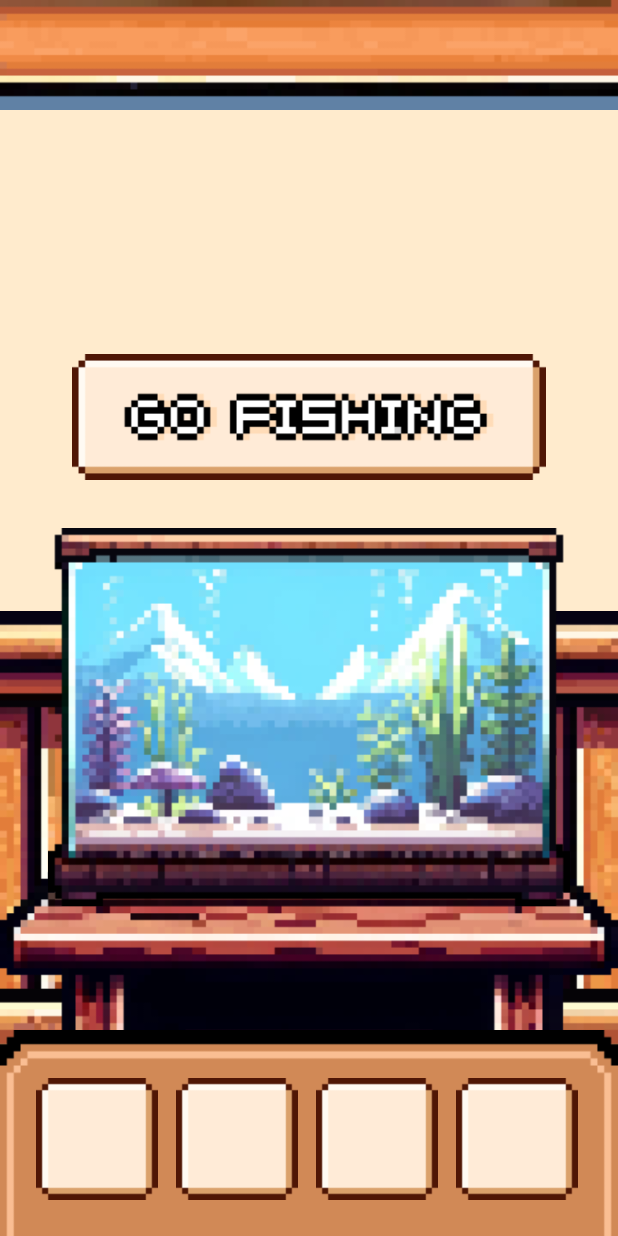
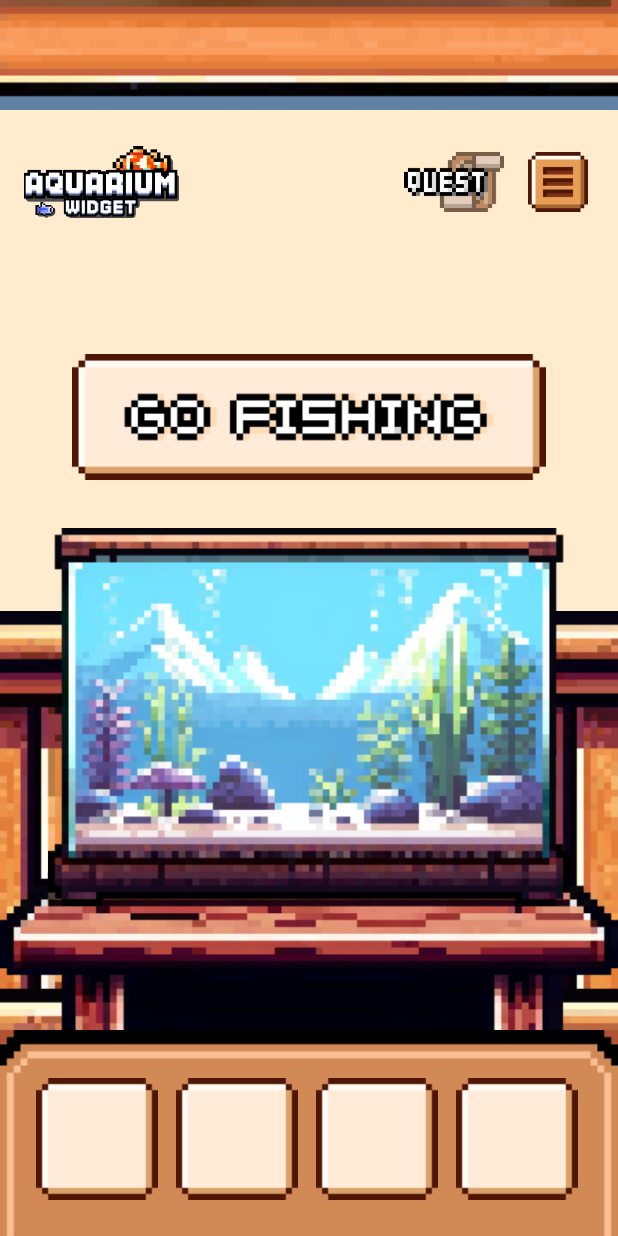
Before and after one commit to kwakyongwoo/AquariumWidget, an Android app built with Jetpack Compose: the screen it shows after launch (MainActivity), on a phone screen of 412 x 824 dp. Run offline under Robolectric (Android 15) with nearby library versions, the phone set to English and light mode, and no system bars; our stand-ins replace Dagger/Hilt's generated code, Room's generated code; Roboto replaces fonts that are not available here; 1 statement that could not run was skipped.

Commit message:
[feature] MainScreen - add TopAppBar Design

```diff
--- a/app/src/main/kotlin/com/dyddyd/aquariumwidget/navigation/AquariumNavHost.kt
+++ b/app/src/main/kotlin/com/dyddyd/aquariumwidget/navigation/AquariumNavHost.kt
@@ -1,5 +1,7 @@
 package com.dyddyd.aquariumwidget.navigation
 
+import androidx.compose.animation.EnterTransition
+import androidx.compose.animation.ExitTransition
 import androidx.compose.runtime.Composable
 import androidx.compose.ui.Modifier
 import androidx.navigation.compose.NavHost
--- a/app/src/main/kotlin/com/dyddyd/aquariumwidget/navigation/TopLevelDestination.kt
+++ b/app/src/main/kotlin/com/dyddyd/aquariumwidget/navigation/TopLevelDestination.kt
@@ -4,5 +4,5 @@ enum class TopLevelDestination(
 
 ) {
     SPLASH,
-
+    HOME
 }
--- a/app/src/main/kotlin/com/dyddyd/aquariumwidget/ui/AquariumApp.kt
+++ b/app/src/main/kotlin/com/dyddyd/aquariumwidget/ui/AquariumApp.kt
@@ -1,19 +1,22 @@
 package com.dyddyd.aquariumwidget.ui
 
+import androidx.compose.foundation.layout.Box
 import androidx.compose.foundation.layout.Column
 import androidx.compose.foundation.layout.Row
-import androidx.compose.foundation.layout.WindowInsets
-import androidx.compose.foundation.layout.WindowInsetsSides
-import androidx.compose.foundation.layout.consumeWindowInsets
+import androidx.compose.foundation.layout.Spacer
+import androidx.compose.foundation.layout.aspectRatio
 import androidx.compose.foundation.layout.fillMaxSize
-import androidx.compose.foundation.layout.only
+import androidx.compose.foundation.layout.fillMaxWidth
+import androidx.compose.foundation.layout.height
 import androidx.compose.foundation.layout.padding
-import androidx.compose.foundation.layout.safeDrawing
-import androidx.compose.foundation.layout.windowInsetsPadding
 import androidx.compose.material3.Scaffold
 import androidx.compose.runtime.Composable
 import androidx.compose.ui.Modifier
+import androidx.compose.ui.unit.dp
+import androidx.compose.ui.zIndex
+import com.dyddyd.aquariumwidget.core.designsystem.component.AquariumTopAppBar
 import com.dyddyd.aquariumwidget.navigation.AquariumNavHost
+import com.dyddyd.aquariumwidget.navigation.TopLevelDestination
 
 @Composable
 fun AquariumApp(
@@ -26,21 +29,34 @@ fun AquariumApp(
         modifier = Modifier,
     ) { padding ->
         padding
-        Row(
-            Modifier
-                .fillMaxSize()
-//                .padding(padding)
-//                .consumeWindowInsets(padding)
-//                .windowInsetsPadding(
-//                    WindowInsets.safeDrawing.only(
-//                        WindowInsetsSides.Horizontal,
-//                    ),
-//                ),
-        ) {
-
-            Column(
+        Row(modifier = Modifier.fillMaxSize()) {
+            Box(
                 Modifier.fillMaxSize()
             ) {
+                val destination = appState.currentTopLevelDestination
+                if (destination != TopLevelDestination.SPLASH) {
+                    Column(
+                        modifier = Modifier
+                            .zIndex(1f)
+                    ) {
+                        if (destination == TopLevelDestination.HOME) {
+                            Box(
+                                modifier = Modifier
+                                    .fillMaxWidth()
+                                    .aspectRatio(90 / 16f)
+                            )
+                        }
+
+                        Spacer(modifier = Modifier.height(16.dp))
+
+                        AquariumTopAppBar(
+                            modifier = if (destination != TopLevelDestination.HOME)
+                                Modifier.padding(padding)
+                            else Modifier,
+                        )
+                    }
+                }
+
                 AquariumNavHost(appState = appState)
             }
         }
--- a/app/src/main/kotlin/com/dyddyd/aquariumwidget/ui/AquariumAppState.kt
+++ b/app/src/main/kotlin/com/dyddyd/aquariumwidget/ui/AquariumAppState.kt
@@ -8,6 +8,10 @@ import androidx.navigation.NavDestination
 import androidx.navigation.NavHostController
 import androidx.navigation.compose.currentBackStackEntryAsState
 import androidx.navigation.compose.rememberNavController
+import com.dyddyd.aquariumwidget.feature.home.navigation.HOME_ROUTE
+import com.dyddyd.aquariumwidget.feature.splash.navigation.SPLASH_ROUTE
+import com.dyddyd.aquariumwidget.navigation.TopLevelDestination.SPLASH
+import com.dyddyd.aquariumwidget.navigation.TopLevelDestination.HOME
 import com.dyddyd.aquariumwidget.navigation.TopLevelDestination
 import kotlinx.coroutines.CoroutineScope
 
@@ -37,7 +41,8 @@ class AquariumAppState(
 
     val currentTopLevelDestination: TopLevelDestination?
         @Composable get() = when (currentDestination?.route) {
-//            AQUARIUM_ROUTE -> AQUARIUM
+            SPLASH_ROUTE -> SPLASH
+            HOME_ROUTE -> HOME
             else -> null
         }
 
--- /dev/null
+++ b/core/designsystem/src/main/kotlin/com/dyddyd/aquariumwidget/core/designsystem/component/TopAppBar.kt
@@ -0,0 +1,71 @@
+package com.dyddyd.aquariumwidget.core.designsystem.component
+
+import androidx.compose.foundation.Image
+import androidx.compose.foundation.background
+import androidx.compose.foundation.layout.Arrangement
+import androidx.compose.foundation.layout.Box
+import androidx.compose.foundation.layout.Row
+import androidx.compose.foundation.layout.fillMaxHeight
+import androidx.compose.foundation.layout.fillMaxWidth
+import androidx.compose.foundation.layout.height
+import androidx.compose.foundation.layout.padding
+import androidx.compose.runtime.Composable
+import androidx.compose.ui.Alignment
+import androidx.compose.ui.Modifier
+import androidx.compose.ui.graphics.Color
+import androidx.compose.ui.layout.ContentScale
+import androidx.compose.ui.res.painterResource
+import androidx.compose.ui.tooling.preview.Preview
+import androidx.compose.ui.unit.dp
+import com.dyddyd.aquariumwidget.core.designsystem.R
+
+@Composable
+fun AquariumTopAppBar(
+    modifier: Modifier = Modifier,
+) {
+    Row(
+        modifier = modifier.fillMaxWidth().height(64.dp).padding(vertical = 8.dp, horizontal = 16.dp),
+        horizontalArrangement = Arrangement.SpaceBetween,
+        verticalAlignment = Alignment.CenterVertically
+    ) {
+        Image(
+            painter = painterResource(id = R.drawable.core_designsystem_topappbar_icon),
+            contentDescription = "Top App Bar Icon",
+            modifier = Modifier
+                .fillMaxHeight()
+        )
+
+        Row(
+            modifier = Modifier
+                .fillMaxHeight()
+                .padding(4.dp),
+            horizontalArrangement = Arrangement.spacedBy(16.dp),
+        ) {
+            Image(
+                painter = painterResource(id = R.drawable.core_designsystem_topappbar_quest),
+                contentDescription = "Top App Bar Menu",
+                modifier = Modifier
+                    .fillMaxHeight(),
+                contentScale = ContentScale.FillHeight
+            )
+
+            Image(
+                painter = painterResource(id = R.drawable.core_designsystem_topappbar_menu),
+                contentDescription = "Top App Bar Menu",
+                modifier = Modifier
+                    .fillMaxHeight(),
+                contentScale = ContentScale.FillHeight
+            )
+        }
+    }
+}
+
+@Preview("Top App Bar")
+@Composable
+private fun AquariumTopAppBarPreview() {
+    Box(
+        modifier = Modifier.background(Color.White)
+    ) {
+        AquariumTopAppBar()
+    }
+}
--- a/core/testing/src/main/kotlin/com/dyddyd/aquariumwidget/core/di/TestDispatchersModule.kt
+++ b/core/testing/src/main/kotlin/com/dyddyd/aquariumwidget/core/di/TestDispatchersModule.kt
@@ -3,6 +3,7 @@ package com.dyddyd.aquariumwidget.core.di
 import com.dyddyd.aquariumwidget.core.network.Dispatcher
 import com.dyddyd.aquariumwidget.core.network.AquariumDispatchers.IO
 import com.dyddyd.aquariumwidget.core.network.AquariumDispatchers.Default
+import com.dyddyd.aquariumwidget.core.network.di.DispatchersModule
 import dagger.Module
 import dagger.Provides
 import dagger.hilt.components.SingletonComponent
--- a/feature/splash/src/main/kotlin/com/dyddyd/aquariumwidget/feature/splash/navigation/SplashNavigation.kt
+++ b/feature/splash/src/main/kotlin/com/dyddyd/aquariumwidget/feature/splash/navigation/SplashNavigation.kt
@@ -11,7 +11,7 @@ fun NavGraphBuilder.splashScreen(
     navigateToHome: () -> Unit
 ) {
     composable(
-        route = SPLASH_ROUTE
+        route = SPLASH_ROUTE,
     ) {
         SplashRoute(navigateToHome = navigateToHome)
     }
```
Also changed, not shown: core/designsystem/src/main/res/drawable/core_designsystem_topappbar_icon.png (added), core/designsystem/src/main/res/drawable/core_designsystem_topappbar_menu.png (added), core/designsystem/src/main/res/drawable/core_designsystem_topappbar_quest.png (added), 2 other files.
